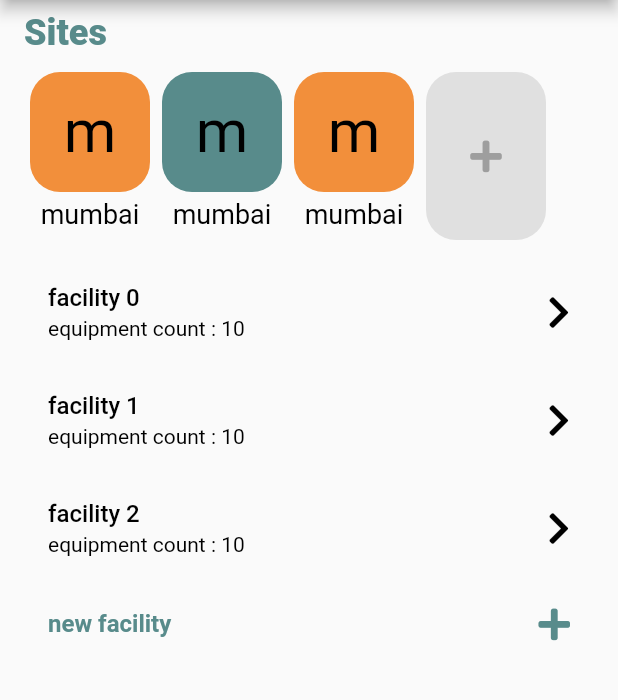
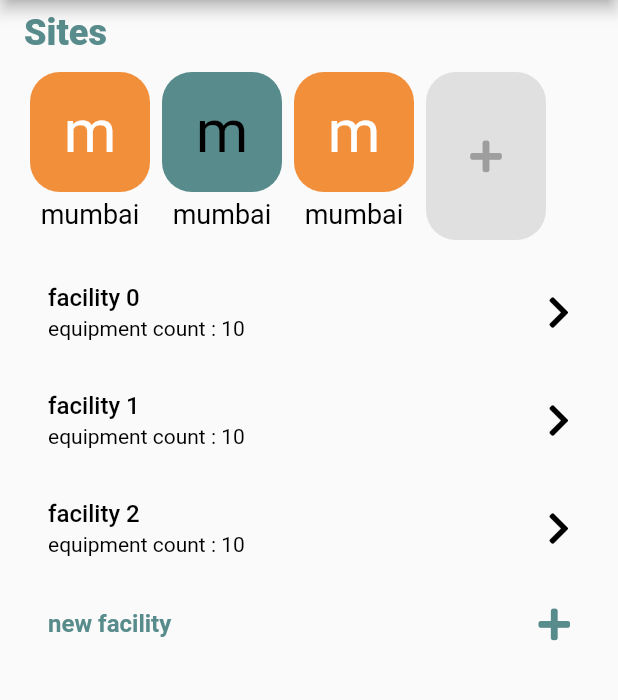
Before and after one commit to g0li/A1-lilliemountain, a Flutter app: the AdminHomePage screen opened by its route, on a phone screen of 412 x 824 dp, the part 84-784 px from its top. Run offline on Flutter 3.47's test engine with Material 2 defaults, Android fonts, the phone set to English and light mode, and no system bars; our stand-ins replace font_awesome_flutter, google_fonts.

Commit message:
color change in sitewidget

```diff
--- a/lib/widgets/site_widget.dart
+++ b/lib/widgets/site_widget.dart
@@ -36,8 +36,10 @@ class _SiteWidgetState extends State<SiteWidget> {
                     alignment: Alignment.center,
                     child: Text(
                       widget.siteName[0],
-                      style:
-                          GoogleFonts.roboto(fontSize: 40, color: Colors.black),
+                      style: GoogleFonts.roboto(
+                          fontSize: 40,
+                          color:
+                              !widget.isActive ? Colors.black : Colors.white),
                     ),
                   ),
                 )),
```
